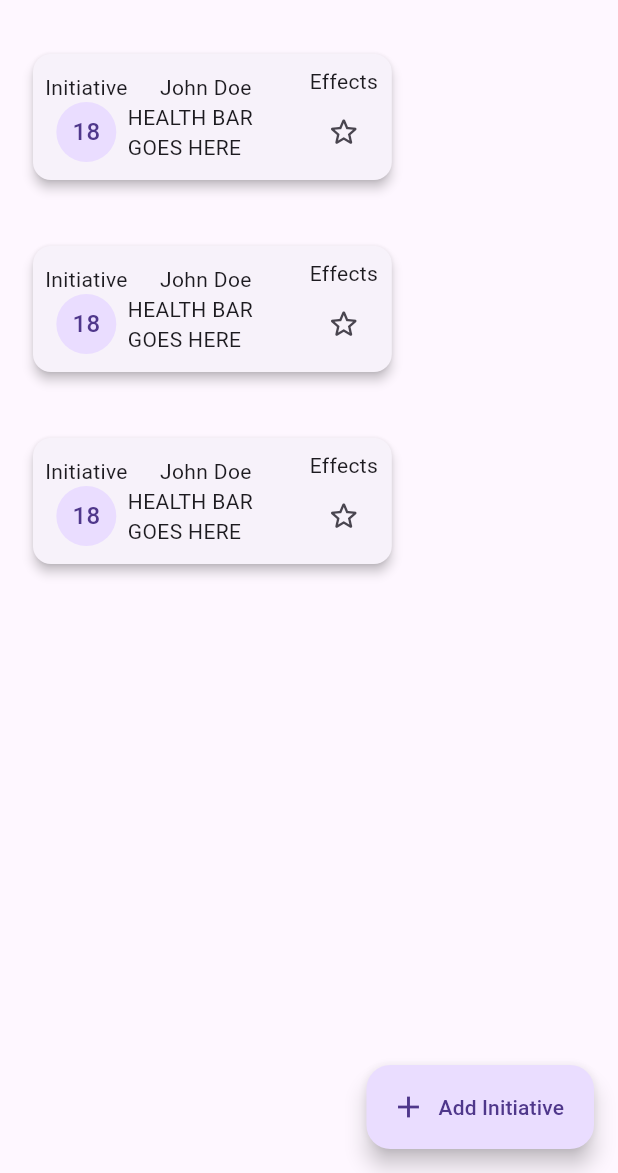
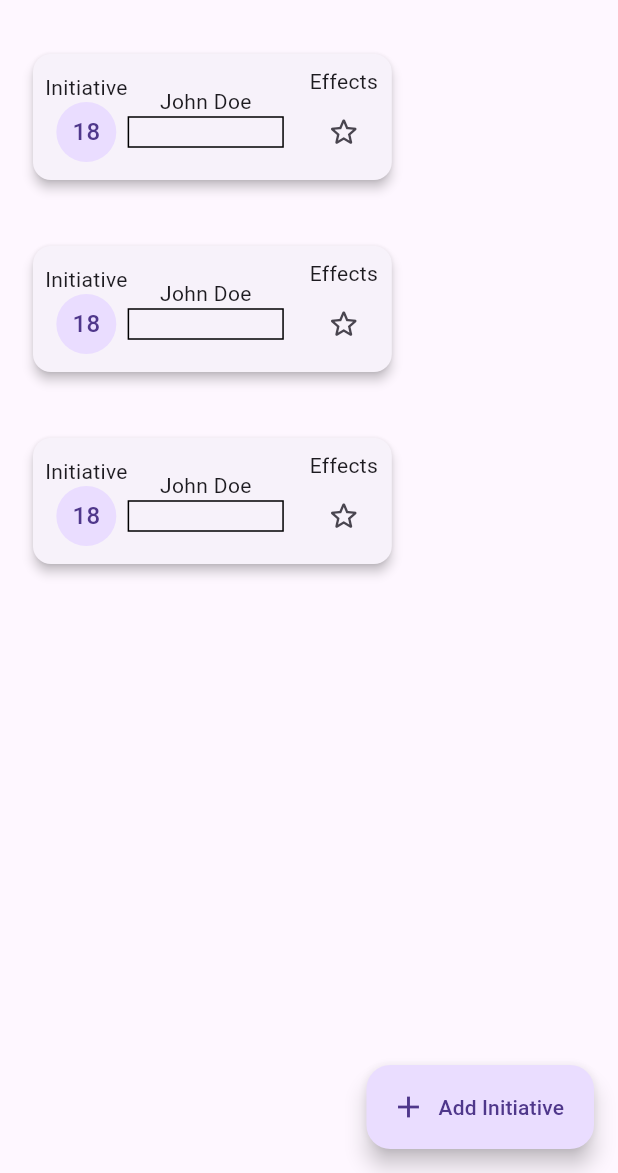
Before and after one commit to ABeeinSpace/software_engineering_project, a Flutter app: the screen it shows after launch, on a phone screen of 412 x 824 dp, the part 63-1236 px from its top. Run offline on Flutter 3.47's test engine with Material 2 defaults, Android fonts, the phone set to English and light mode, and no system bars.

Commit message:
Adding scaffold for health bar

```diff
--- a/lib/initiative_card.dart
+++ b/lib/initiative_card.dart
@@ -50,15 +50,22 @@ class _InitiativeCardState extends State<InitiativeCard> {
                             ],
                           ),
                           Expanded(
-                            child: Column(children: const [
-                              Align(
+                            child: Column(children: [
+                              const Align(
                                 alignment: Alignment.center,
                                 child: Text("John Doe"),
                               ),
                               //TODO: Do the health bar (Which is probably going to Suck to do).
-                              Text("HEALTH BAR GOES HERE")
+                              DecoratedBox(
+                                decoration: BoxDecoration(
+                                    border: Border.all(
+                                        color: Colors.black,
+                                        style: BorderStyle.solid)),
+                                child: Align(child: Text("")),
+                              ),
                             ]),
                           ),
+
                           // Column(
                           //   children: [
                           //     const Text("Abilities"),
@@ -109,13 +116,11 @@ class _InitiativeCardState extends State<InitiativeCard> {
                             child: Padding(
                               padding: EdgeInsets.all(8.0),
                               child: Text("Blinded"),
-                        )
-                      )
+                            ))
                       ],
                     ),
                   ),
-              )
-            ),
+                )),
           ),
         )
       ],
```
Lines whose indentation alone changed are shown as unchanged.
